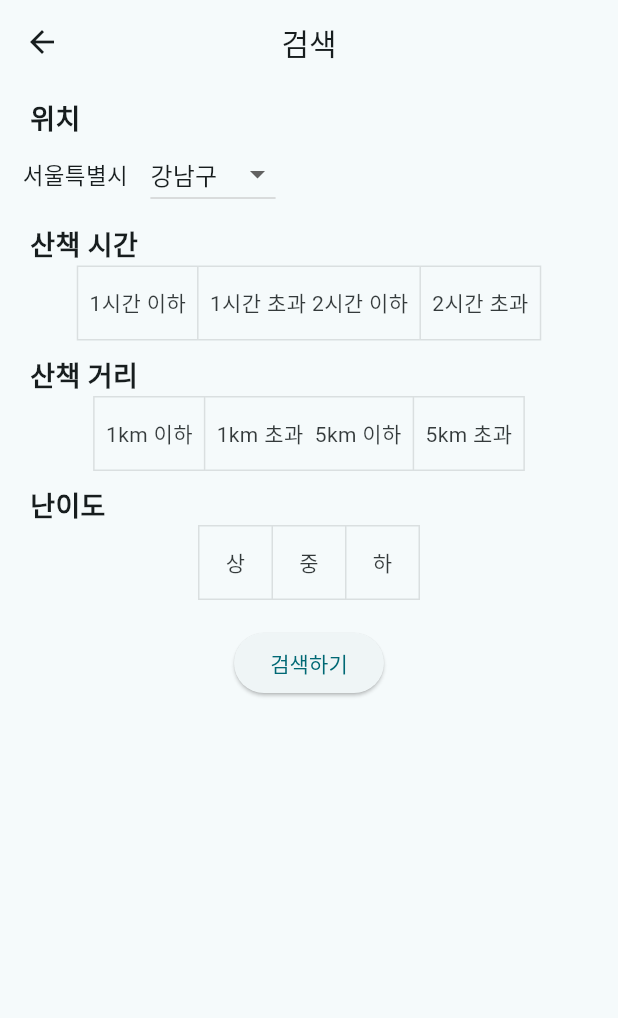
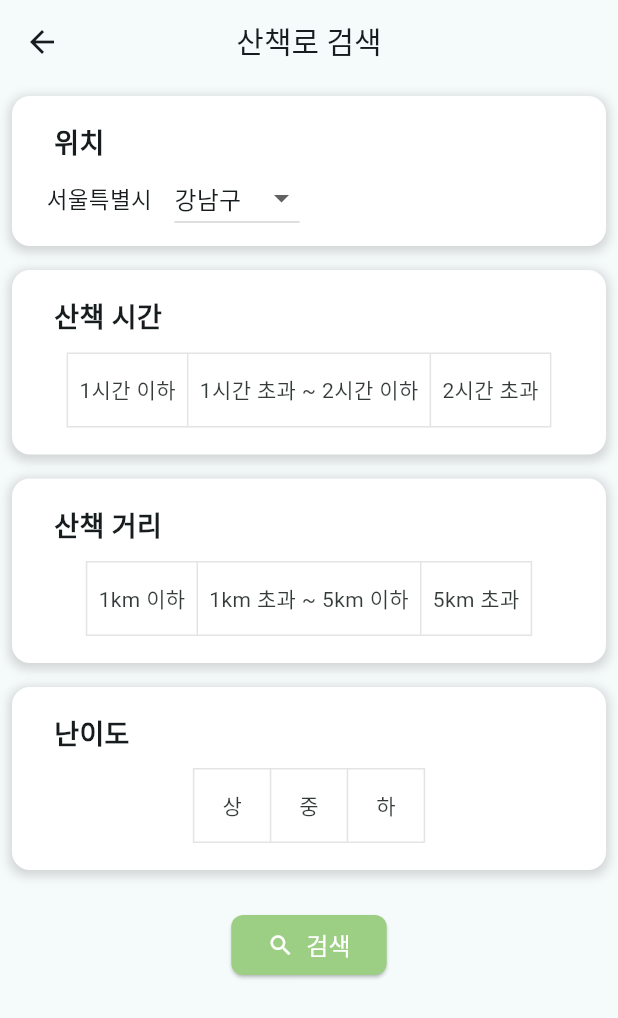
Before and after one commit to SangoProject/sangoapp, a Flutter app: the SearchPage screen opened directly, on a phone screen of 412 x 824 dp. Shown: the top 1018 px of the screen. Run offline on Flutter 3.47's test engine with Material 2 defaults, Android fonts, the phone set to English and light mode, and no system bars; our stand-ins replace cloud_firestore, firebase_auth, firebase_core, firebase_database, fl_chart, geolocator and 4 more; missing offline and left inert: proj4dart; accounts and stored records are empty; network calls fail; Roboto replaces fonts that are missing (Pretendard).

Commit message:
검색, 재난정보 UI 및 기능 수정

```diff
--- a/lib/screens/calendar/calendarPage.dart
+++ b/lib/screens/calendar/calendarPage.dart
@@ -42,7 +42,6 @@ class _CalendarPageState extends State<CalendarPage>{
           ),
         ),
         body: Column(
-          // crossAxisAlignment: CrossAxisAlignment.start,
           children: [
             TableCalendar(
               firstDay: kFirstDay,
@@ -59,7 +58,6 @@ class _CalendarPageState extends State<CalendarPage>{
               },
               onDaySelected: (selectedDay, focusedDay) {
                 if (!isSameDay(_selectedDay, selectedDay)) {
-                  // Call `setState()` when updating the selected day
                   setState(() {
                     _selectedDay = selectedDay;
                     _focusedDay = focusedDay;
--- a/lib/screens/homePage.dart
+++ b/lib/screens/homePage.dart
@@ -93,7 +93,7 @@ class _HomePage extends State<HomePage> {
               children: <Widget>[
                 // 재난 공지
                 Disaster(),
-                // 목표
+                // 목표, 산책통계
                 Goal(),
                 // 찜목록
                 Padding(
--- a/lib/screens/search/searchPage.dart
+++ b/lib/screens/search/searchPage.dart
@@ -2,6 +2,8 @@ import 'package:flutter/material.dart';
 import 'package:firebase_database/firebase_database.dart';
 
 import 'package:sangoproject/screens/search/searchResultPage.dart';
+
+import '../../config/palette.dart';
 
 class SearchPage extends StatefulWidget{
   @override
@@ -29,7 +31,7 @@ class _SearchPage extends State<SearchPage>{
       appBar: AppBar(
         centerTitle: true,
         title: Text(
-          '검색',
+          '산책로 검색',
           style: TextStyle(
             fontSize: 20,
           ),
@@ -39,8 +41,26 @@ class _SearchPage extends State<SearchPage>{
         crossAxisAlignment: CrossAxisAlignment.start,
         children: <Widget>[
           //위치
+          Container(
+            margin: EdgeInsets.all(8),
+            padding: EdgeInsets.all(8),
+            decoration: BoxDecoration(
+              color: Colors.white,
+              borderRadius: BorderRadius.circular(12),
+              boxShadow: [
+                BoxShadow(
+                  color: Colors.grey.withOpacity(0.4),
+                  spreadRadius: 2,
+                  blurRadius: 5,
+                  offset: Offset(0, 2),
+                ),
+              ],
+            ),
+            child: Column(
+              crossAxisAlignment: CrossAxisAlignment.start,
+              children: [
                 Padding(
-            padding: const EdgeInsets.only(top: 10, left: 20),
+                  padding: EdgeInsets.fromLTRB(20, 10, 20, 0),
                   child: Text(
                     '위치',
                     style: TextStyle(
@@ -70,10 +90,30 @@ class _SearchPage extends State<SearchPage>{
                     ),
                   ],
                 ),
-
+              ],
+            ),
+          ),
           //산책시간
+          Container(
+            margin: EdgeInsets.all(8),
+            padding: EdgeInsets.all(8),
+            decoration: BoxDecoration(
+              color: Colors.white,
+              borderRadius: BorderRadius.circular(12),
+              boxShadow: [
+                BoxShadow(
+                  color: Colors.grey.withOpacity(0.4),
+                  spreadRadius: 2,
+                  blurRadius: 5,
+                  offset: Offset(0, 2),
+                ),
+              ],
+            ),
+            child: Column(
+              crossAxisAlignment: CrossAxisAlignment.start,
+              children: [
                 Padding(
-            padding: const EdgeInsets.only(top: 10, left: 20),
+                  padding: EdgeInsets.fromLTRB(20, 10, 20, 10),
                   child: Text(
                     '산책 시간',
                     style: TextStyle(
@@ -82,28 +122,51 @@ class _SearchPage extends State<SearchPage>{
                     ),
                   ),
                 ),
-          Row(
+                Padding(
+                  padding: const EdgeInsets.only(bottom: 10),
+                  child: Row(
                     mainAxisAlignment: MainAxisAlignment.center,
                     children: <Widget>[
                       ToggleButtons(
-                children: <Widget>[
-                  Text("  1시간 이하  "),
-                  Text("  1시간 초과 2시간 이하  "),
-                  Text("  2시간 초과  "),
-                ],
                         onPressed: (int index){
                           setState(() {
                             _leadTime[index] = !_leadTime[index];
                           });
                         },
                         isSelected: _leadTime,
+                        children: const <Widget>[
+                          Text("  1시간 이하  "),
+                          Text("  1시간 초과 ~ 2시간 이하  "),
+                          Text("  2시간 초과  "),
+                        ],
                       )
                     ],
                   ),
-
+                ),
+              ],
+            ),
+          ),
           //산책거리
+          Container(
+            margin: EdgeInsets.all(8),
+            padding: EdgeInsets.all(8),
+            decoration: BoxDecoration(
+              color: Colors.white,
+              borderRadius: BorderRadius.circular(12),
+              boxShadow: [
+                BoxShadow(
+                  color: Colors.grey.withOpacity(0.4),
+                  spreadRadius: 2,
+                  blurRadius: 5,
+                  offset: Offset(0, 2),
+                ),
+              ],
+            ),
+            child: Column(
+              crossAxisAlignment: CrossAxisAlignment.start,
+              children: [
                 Padding(
-            padding: const EdgeInsets.only(top: 10, left: 20),
+                  padding: EdgeInsets.fromLTRB(20, 10, 20, 10),
                   child: Text(
                     '산책 거리',
                     style: TextStyle(
@@ -112,28 +175,51 @@ class _SearchPage extends State<SearchPage>{
                     ),
                   ),
                 ),
-          Row(
+                Padding(
+                  padding: const EdgeInsets.only(bottom: 10),
+                  child: Row(
                     mainAxisAlignment: MainAxisAlignment.center,
                     children: <Widget>[
                       ToggleButtons(
-                children: <Widget>[
-                  Text("  1km 이하  "),
-                  Text("  1km 초과  5km 이하  "),
-                  Text("  5km 초과  "),
-                ],
                         onPressed: (int index){
                           setState(() {
                             _distance[index] = !_distance[index];
                           });
                         },
                         isSelected: _distance,
+                        children: const <Widget>[
+                          Text("  1km 이하  "),
+                          Text("  1km 초과 ~ 5km 이하  "),
+                          Text("  5km 초과  "),
+                        ],
                       )
                     ],
                   ),
-
+                ),
+              ],
+            ),
+          ),
           //난이도
+          Container(
+            margin: EdgeInsets.all(8),
+            padding: EdgeInsets.all(8),
+            decoration: BoxDecoration(
+              color: Colors.white,
+              borderRadius: BorderRadius.circular(12),
+              boxShadow: [
+                BoxShadow(
+                  color: Colors.grey.withOpacity(0.4),
+                  spreadRadius: 2,
+                  blurRadius: 5,
+                  offset: Offset(0, 2),
+                ),
+              ],
+            ),
+            child: Column(
+              crossAxisAlignment: CrossAxisAlignment.start,
+              children: [
                 Padding(
-            padding: const EdgeInsets.only(top: 10, left: 20),
+                  padding: EdgeInsets.fromLTRB(20, 10, 20, 10),
                   child: Text(
                     '난이도',
                     style: TextStyle(
@@ -142,25 +228,30 @@ class _SearchPage extends State<SearchPage>{
                     ),
                   ),
                 ),
-          Row(
+                Padding(
+                  padding: const EdgeInsets.only(bottom: 10),
+                  child: Row(
                     mainAxisAlignment: MainAxisAlignment.center,
                     children: <Widget>[
                       ToggleButtons(
-                children: <Widget>[
-                  Text("   상   "),
-                  Text("   중   "),
-                  Text("   하   "),
-                ],
                         onPressed: (int index){
                           setState(() {
                             _courseLevel[index] = !_courseLevel[index];
                           });
                         },
                         isSelected: _courseLevel,
+                        children: const <Widget>[
+                          Text("     상     "),
+                          Text("     중     "),
+                          Text("     하     "),
+                        ],
                       )
                     ],
                   ),
-
+                ),
+              ],
+            ),
+          ),
           SizedBox(height: 18,),
 
           //검색 버튼
@@ -252,7 +343,25 @@ class _SearchPage extends State<SearchPage>{
                         MaterialPageRoute(builder: (context) => SearchResultPage(dropdownValue, searchData.toList()))
                     );
                   },
-                  child: Text('검색하기')
+                style: ElevatedButton.styleFrom(
+                  foregroundColor: Colors.white,
+                  backgroundColor: Palette.logoColor, // Text color
+                  shape: RoundedRectangleBorder(
+                    borderRadius: BorderRadius.circular(8), // Rounded corners
+                  ),
+                ),
+                child: Row(
+                  mainAxisAlignment: MainAxisAlignment.center,
+                  children: const [
+                    Icon(Icons.search),
+                    SizedBox(width: 8), // Add some spacing between icon and text
+                    Text('검색',
+                      style: TextStyle(
+                          fontSize: 16
+                      ),
+                    ),
+                  ],
+                ),
               ),
             ],
           ),
```
Also changed, not shown: lib/screens/calendar/calendarData.dart (+6 -2 lines), lib/screens/disaster/disasterList.dart (+11 -13 lines), lib/screens/record/bottomRecorder.dart (added, +31 -0 lines), lib/screens/record/recordPage.dart (+12 -4 lines). Lines whose indentation alone changed are shown as unchanged.
